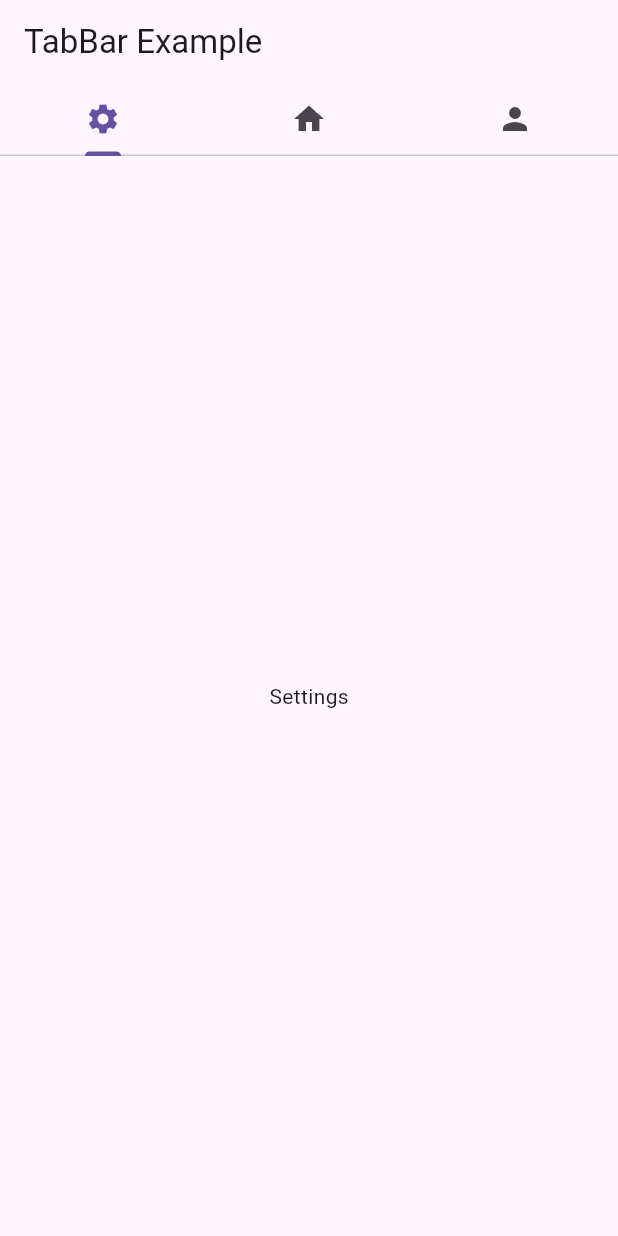
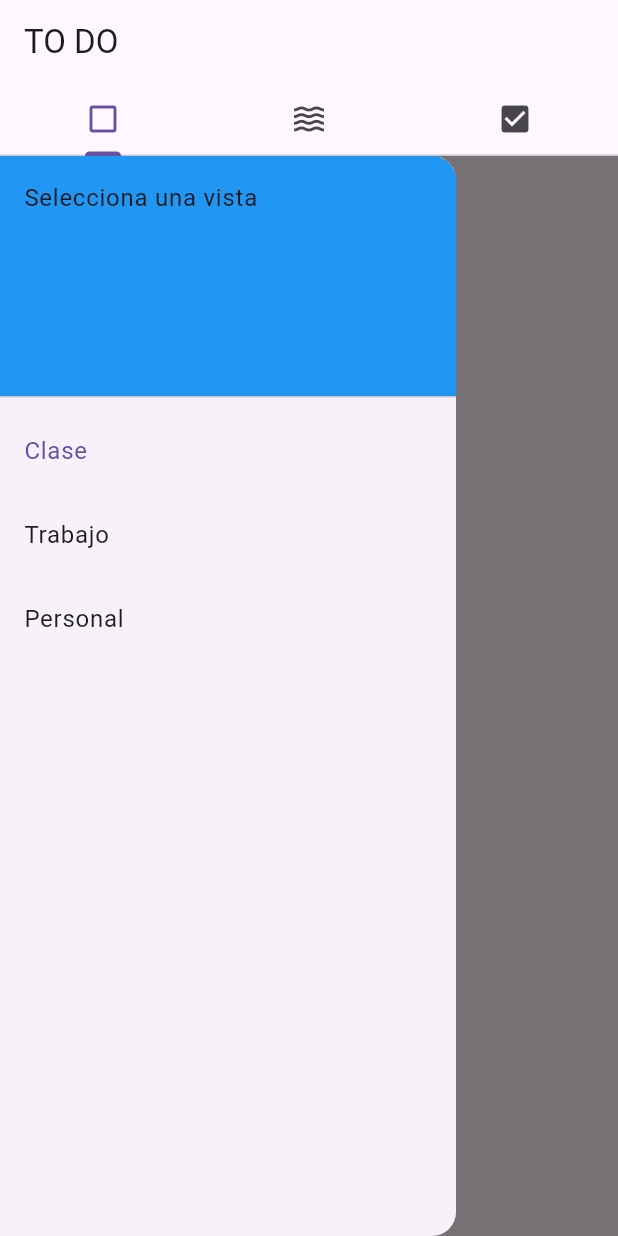
Before and after one commit to XCDavidXD2/PracticaFlutterDavidCarlos, a Flutter app: the screen it shows after launch, with the side drawer open (before the commit the screen has no drawer), on a phone screen of 412 x 824 dp. Run offline on Flutter 3.47's test engine with Material 3 defaults, Android fonts, the phone set to English and light mode, and no system bars.

Commit message:
feat: navegacion con tabs y drawer implementado

```diff
--- a/lib/main.dart
+++ b/lib/main.dart
@@ -1,4 +1,6 @@
 import 'package:flutter/material.dart';
+import 'view/custom_drawer.dart';
+import 'view/tab_content.dart';
 
 void main() {
   runApp(const MainApp());
@@ -9,29 +11,69 @@ class MainApp extends StatelessWidget {
 
   @override
   Widget build(BuildContext context) {
-    return  MaterialApp(
-      home: DefaultTabController(
+    return const MaterialApp(
+      home: HomeScreen(),
+    );
+  }
+}
+
+class HomeScreen extends StatefulWidget {
+  const HomeScreen({super.key});
+
+  @override
+  State<HomeScreen> createState() => _HomeScreenState();
+}
+
+class _HomeScreenState extends State<HomeScreen> {
+  TipoVista _tipoActual = TipoVista.clase;
+
+  String _getTitleForTab(int tabIndex) {
+    switch (tabIndex) {
+      case 0:
+        return 'Por Hacer ${_tipoActual.toString().split('.').last}';
+      case 1:
+        return 'Haciendo ${_tipoActual.toString().split('.').last}';
+      case 2:
+        return 'Hechos ${_tipoActual.toString().split('.').last}';
+      default:
+        return '';
+    }
+  }
+
+  @override
+  Widget build(BuildContext context) {
+    return DefaultTabController(
       length: 3,
       child: Scaffold(
         appBar: AppBar(
           bottom: const TabBar(
             tabs: [
-                Tab(icon: Icon(Icons.settings)),
-                Tab(icon: Icon(Icons.home)),
-                Tab(icon: Icon(Icons.person))
+              Tab(icon: Icon(Icons.check_box_outline_blank)),
+              Tab(icon: Icon(Icons.waves_sharp)),
+              Tab(icon: Icon(Icons.check_box))
             ],
           ),
-            title: const Text('TabBar Example'),
-
+          title: const Text('TO DO'),
         ),
-          body: const TabBarView(
+        body: TabBarView(
           children: [
-              Center(child: Text('Settings')),
-              Center(child: Text('Home')),
-              Center(child: Text('Profile')),
+            TabContent(
+              title: _getTitleForTab(0),
+              tipoActual: _tipoActual,
+              onTipoChanged: (tipo) => setState(() => _tipoActual = tipo),
+            ),
+            TabContent(
+              title: _getTitleForTab(1),
+              tipoActual: _tipoActual,
+              onTipoChanged: (tipo) => setState(() => _tipoActual = tipo),
+            ),
+            TabContent(
+              title: _getTitleForTab(2),
+              tipoActual: _tipoActual,
+              onTipoChanged: (tipo) => setState(() => _tipoActual = tipo),
+            ),
           ],
         ),
-        )
       ),
     );
   }
--- /dev/null
+++ b/lib/view/custom_drawer.dart
@@ -0,0 +1,55 @@
+import 'package:flutter/material.dart';
+
+enum TipoVista { clase, trabajo, personal }
+
+class CustomDrawer extends StatelessWidget {
+  final TipoVista tipoActual;
+  final Function(TipoVista) onTipoChanged;
+
+  const CustomDrawer({
+    super.key,
+    required this.tipoActual,
+    required this.onTipoChanged,
+  });
+
+  @override
+  Widget build(BuildContext context) {
+    return Drawer(
+      child: ListView(
+        padding: EdgeInsets.zero,
+        children: [
+          const DrawerHeader(
+            decoration: BoxDecoration(
+              color: Colors.blue,
+            ),
+            child: Text('Selecciona una vista'),
+          ),
+          ListTile(
+            title: const Text('Clase'),
+            selected: tipoActual == TipoVista.clase,
+            onTap: () {
+              onTipoChanged(TipoVista.clase);
+              Navigator.pop(context);
+            },
+          ),
+          ListTile(
+            title: const Text('Trabajo'),
+            selected: tipoActual == TipoVista.trabajo,
+            onTap: () {
+              onTipoChanged(TipoVista.trabajo);
+              Navigator.pop(context);
+            },
+          ),
+          ListTile(
+            title: const Text('Personal'),
+            selected: tipoActual == TipoVista.personal,
+            onTap: () {
+              onTipoChanged(TipoVista.personal);
+              Navigator.pop(context);
+            },
+          ),
+        ],
+      ),
+    );
+  }
+}
--- a/lib/view/tab_bar_view.dart
+++ /dev/null
@@ -1 +0,0 @@
-import 'package:flutter/material.dart';
--- /dev/null
+++ b/lib/view/tab_content.dart
@@ -0,0 +1,44 @@
+import 'package:flutter/material.dart';
+import 'custom_drawer.dart';
+
+class TabContent extends StatelessWidget {
+  final String title;
+  final TipoVista tipoActual;
+  final Function(TipoVista) onTipoChanged;
+
+  const TabContent({
+    super.key,
+    required this.title,
+    required this.tipoActual,
+    required this.onTipoChanged,
+  });
+
+  @override
+  Widget build(BuildContext context) {
+    return Scaffold(
+      drawer: CustomDrawer(
+        tipoActual: tipoActual,
+        onTipoChanged: onTipoChanged,
+      ),
+      body: Builder(
+        builder: (context) => Column(
+          children: [
+            Container(
+              padding: const EdgeInsets.all(8.0),
+              alignment: Alignment.centerLeft,
+              child: IconButton(
+                icon: const Icon(Icons.menu),
+                onPressed: () => Scaffold.of(context).openDrawer(),
+              ),
+            ),
+            Expanded(
+              child: Center(
+                child: Text(title),
+              ),
+            ),
+          ],
+        ),
+      ),
+    );
+  }
+}
```
Lines whose indentation alone changed are shown as unchanged.
